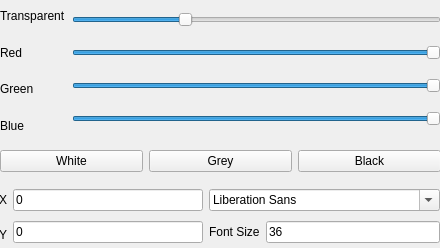
The window that ClocksSettings.ui (Roker2/ClocksOnWindows) describes before a commit, drawn with Qt 5.
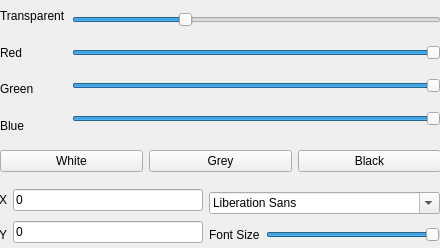
The same window after the commit. Icons and pictures are not drawn.

Commit message: ClocksSettings: Change Edit to Slider

Patch:
```diff
--- a/ClocksSettings.ui
+++ b/ClocksSettings.ui
@@ -156,7 +156,7 @@
     </item>
    </layout>
   </widget>
-  <widget class="QWidget" name="">
+  <widget class="QWidget" name="layoutWidget">
    <property name="geometry">
     <rect>
      <x>-1</x>
@@ -221,9 +221,18 @@
          </widget>
         </item>
         <item>
-         <widget class="QLineEdit" name="Edit_FontSize">
-          <property name="text">
-           <string>36</string>
+         <widget class="QSlider" name="Slider_FontSize">
+          <property name="minimum">
+           <number>5</number>
+          </property>
+          <property name="maximum">
+           <number>36</number>
+          </property>
+          <property name="value">
+           <number>36</number>
+          </property>
+          <property name="orientation">
+           <enum>Qt::Horizontal</enum>
           </property>
          </widget>
         </item>
```
The commit also changes 1 other file.
